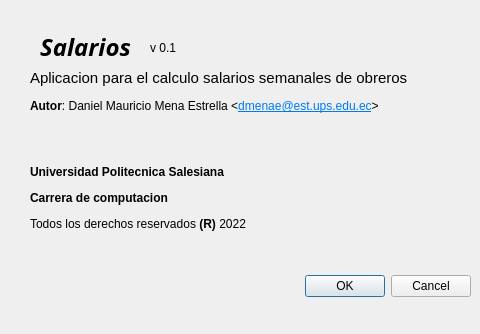
DaniMena04/P60-Salarios, file acerca.ui: the form before one commit.
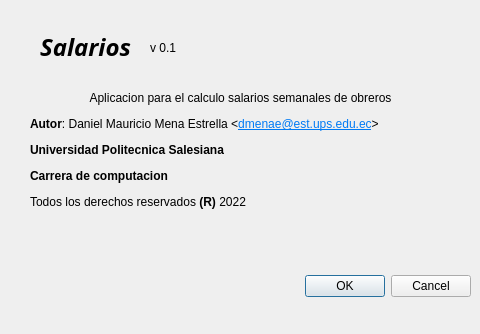
The form after the commit.

Commit message: Guardar como y Abrir documentos

```diff
--- a/acerca.ui
+++ b/acerca.ui
@@ -57,7 +57,7 @@
     </rect>
    </property>
    <property name="text">
-    <string>&lt;html&gt;&lt;head/&gt;&lt;body&gt;&lt;p&gt;&lt;span style=&quot; font-size:11pt;&quot;&gt;Aplicacion para el calculo salarios semanales de obreros&lt;/span&gt;&lt;/p&gt;&lt;p&gt;&lt;span style=&quot; font-weight:700;&quot;&gt;Autor&lt;/span&gt;: Daniel Mauricio Mena Estrella &amp;lt;&lt;a href=&quot;mailto:dmenae@est.ups.edu.ec&quot;&gt;&lt;span style=&quot; text-decoration: underline; color:#007af4;&quot;&gt;dmenae@est.ups.edu.ec&lt;/span&gt;&lt;/a&gt;&amp;gt;&lt;/p&gt;&lt;p&gt;&lt;br/&gt;&lt;/p&gt;&lt;p&gt;&lt;span style=&quot; font-weight:700;&quot;&gt;Universidad Politecnica Salesiana &lt;/span&gt;&lt;/p&gt;&lt;p&gt;&lt;span style=&quot; font-weight:700;&quot;&gt;Carrera de computacion&lt;/span&gt;&lt;/p&gt;&lt;p&gt;Todos los derechos reservados &lt;span style=&quot; font-weight:700;&quot;&gt;(R) &lt;/span&gt;2022&lt;/p&gt;&lt;/body&gt;&lt;/html&gt;</string>
+    <string>&lt;html&gt;&lt;head/&gt;&lt;body&gt;&lt;p align=&quot;center&quot;&gt;Aplicacion para el calculo salarios semanales de obreros&lt;/p&gt;&lt;p&gt;&lt;span style=&quot; font-weight:700;&quot;&gt;Autor&lt;/span&gt;: Daniel Mauricio Mena Estrella &amp;lt;&lt;a href=&quot;mailto:dmenae@est.ups.edu.ec&quot;&gt;&lt;span style=&quot; text-decoration: underline; color:#007af4;&quot;&gt;dmenae@est.ups.edu.ec&lt;/span&gt;&lt;/a&gt;&amp;gt;&lt;/p&gt;&lt;p&gt;&lt;span style=&quot; font-weight:700;&quot;&gt;Universidad Politecnica Salesiana &lt;/span&gt;&lt;/p&gt;&lt;p&gt;&lt;span style=&quot; font-weight:700;&quot;&gt;Carrera de computacion&lt;/span&gt;&lt;/p&gt;&lt;p&gt;Todos los derechos reservados &lt;span style=&quot; font-weight:700;&quot;&gt;(R) &lt;/span&gt;2022&lt;/p&gt;&lt;/body&gt;&lt;/html&gt;</string>
    </property>
   </widget>
   <widget class="QLabel" name="outVersion">
```
The commit also changes 2 other files.
